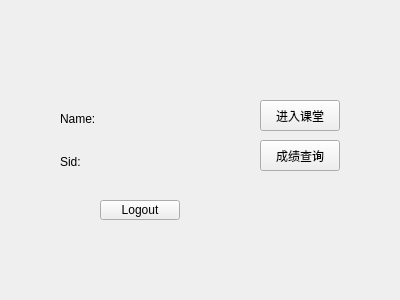
Before: the Qt Designer form Classroom_Assistant/student.ui in naifuliang/Classroom_Assistant, drawn with Qt 5.
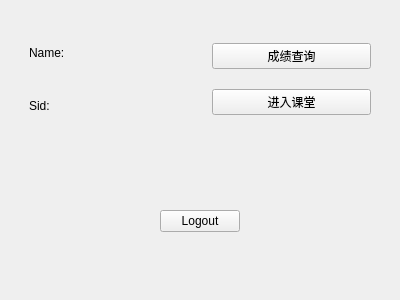
After: the same form once the commit is applied.

```diff
--- a/Classroom_Assistant/student.ui
+++ b/Classroom_Assistant/student.ui
@@ -13,44 +13,35 @@
   <property name="windowTitle">
    <string>Form</string>
   </property>
-  <widget class="QWidget" name="verticalLayoutWidget">
-   <property name="geometry">
-    <rect>
-     <x>60</x>
-     <y>100</y>
-     <width>160</width>
-     <height>80</height>
-    </rect>
-   </property>
-   <layout class="QVBoxLayout" name="verticalLayout">
+  <layout class="QVBoxLayout" name="verticalLayout_2">
     <item>
+    <widget class="QWidget" name="widget_3" native="true">
      <layout class="QHBoxLayout" name="horizontalLayout">
       <item>
+       <widget class="QWidget" name="widget" native="true">
+        <layout class="QGridLayout" name="gridLayout">
+         <item row="0" column="0">
        <widget class="QLabel" name="label">
         <property name="text">
          <string>Name:</string>
         </property>
        </widget>
       </item>
-      <item>
+         <item row="0" column="1">
        <widget class="QLabel" name="NameLabel">
         <property name="text">
          <string/>
         </property>
        </widget>
       </item>
-     </layout>
-    </item>
-    <item>
-     <layout class="QHBoxLayout" name="horizontalLayout_2">
-      <item>
+         <item row="1" column="0">
        <widget class="QLabel" name="label_3">
         <property name="text">
          <string>Sid:</string>
         </property>
        </widget>
       </item>
-      <item>
+         <item row="1" column="1">
        <widget class="QLabel" name="SidLabel">
         <property name="text">
          <string/>
@@ -58,48 +49,74 @@
        </widget>
       </item>
      </layout>
-    </item>
-   </layout>
-  </widget>
-  <widget class="QPushButton" name="LogoutButton">
-   <property name="geometry">
-    <rect>
-     <x>100</x>
-     <y>200</y>
-     <width>80</width>
-     <height>20</height>
-    </rect>
-   </property>
-   <property name="text">
-    <string>Logout</string>
-   </property>
-  </widget>
-  <widget class="QPushButton" name="EnterClassButton">
-   <property name="geometry">
-    <rect>
-     <x>260</x>
-     <y>100</y>
-     <width>80</width>
-     <height>31</height>
-    </rect>
-   </property>
-   <property name="text">
-    <string>进入课堂</string>
-   </property>
-  </widget>
+       </widget>
+      </item>
+      <item>
+       <widget class="QWidget" name="widget_2" native="true">
+        <layout class="QGridLayout" name="gridLayout_2">
+         <item row="0" column="0">
   <widget class="QPushButton" name="GradesCheckButton">
-   <property name="geometry">
-    <rect>
-     <x>260</x>
-     <y>140</y>
-     <width>80</width>
-     <height>31</height>
-    </rect>
-   </property>
    <property name="text">
     <string>成绩查询</string>
    </property>
-  </widget>
+           <property name="autoExclusive">
+            <bool>false</bool>
+           </property>
+          </widget>
+         </item>
+         <item row="1" column="0">
+          <widget class="QPushButton" name="EnterClassButton">
+           <property name="text">
+            <string>进入课堂</string>
+           </property>
+          </widget>
+         </item>
+        </layout>
+       </widget>
+      </item>
+     </layout>
+    </widget>
+   </item>
+   <item>
+    <widget class="QWidget" name="widget_4" native="true">
+     <layout class="QHBoxLayout" name="horizontalLayout_2">
+      <item>
+       <spacer name="horizontalSpacer">
+        <property name="orientation">
+         <enum>Qt::Horizontal</enum>
+        </property>
+        <property name="sizeHint" stdset="0">
+         <size>
+          <width>40</width>
+          <height>20</height>
+         </size>
+        </property>
+       </spacer>
+      </item>
+      <item>
+       <widget class="QPushButton" name="LogoutButton">
+        <property name="text">
+         <string>Logout</string>
+        </property>
+       </widget>
+      </item>
+      <item>
+       <spacer name="horizontalSpacer_2">
+        <property name="orientation">
+         <enum>Qt::Horizontal</enum>
+        </property>
+        <property name="sizeHint" stdset="0">
+         <size>
+          <width>40</width>
+          <height>20</height>
+         </size>
+        </property>
+       </spacer>
+      </item>
+     </layout>
+    </widget>
+   </item>
+  </layout>
  </widget>
  <resources/>
  <connections/>
```
Lines whose indentation alone changed are shown as unchanged.
